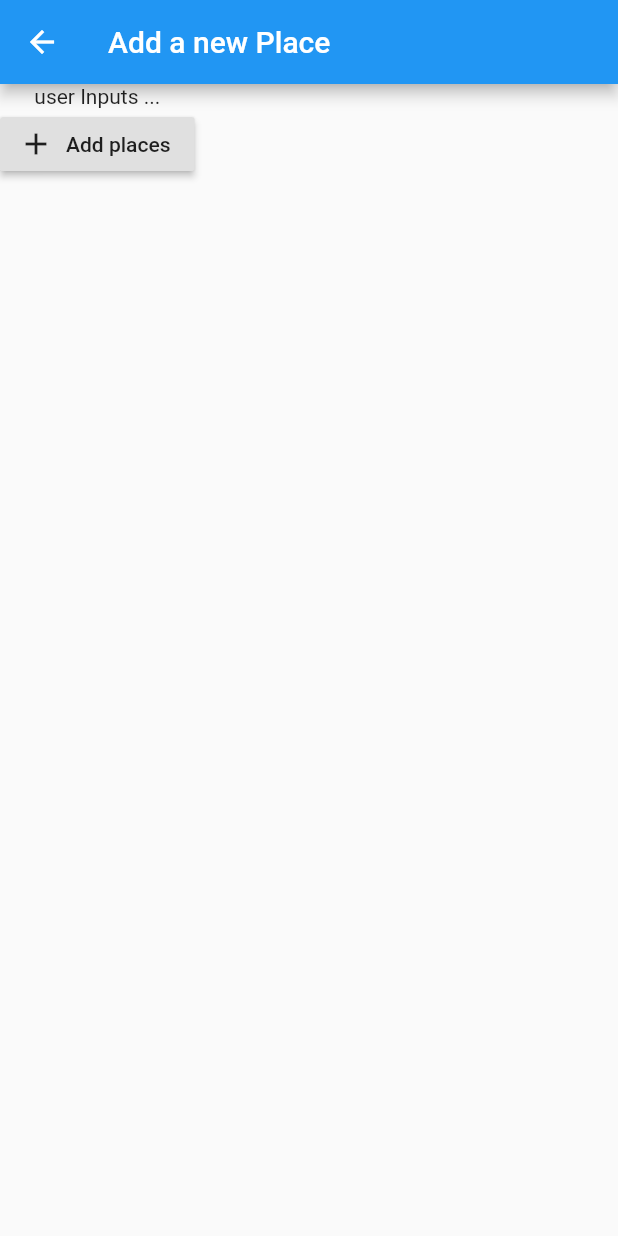
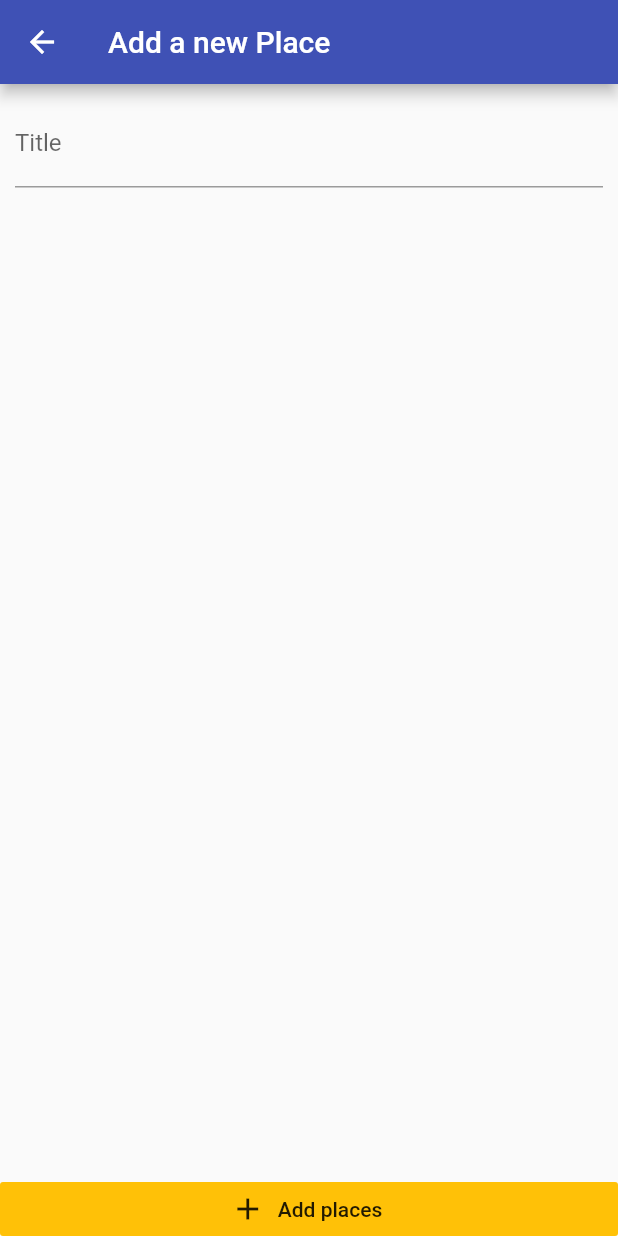
Before and after one commit to chalapathi444/greatplacesapp, a Flutter app: the screen it shows after launch, after a tap on the "add" icon, on a phone screen of 412 x 824 dp. Run offline on Flutter 3.47's test engine with Material 2 defaults, Android fonts, the phone set to English and light mode, and no system bars.

Commit message:
aded places

```diff
--- a/lib/main.dart
+++ b/lib/main.dart
@@ -16,19 +16,8 @@ class MyApp extends StatelessWidget {
       value: GreatPlaces(),
       child: MaterialApp(
         title: 'Flutter Demo',
-        theme: ThemeData(
-          // This is the theme of your application.
-          //
-          // Try running your application with "flutter run". You'll see the
-          // application has a blue toolbar. Then, without quitting the app, try
-          // changing the primarySwatch below to Colors.green and then invoke
-          // "hot reload" (press "r" in the console where you ran "flutter run",
-          // or simply save your changes to "hot reload" in a Flutter IDE).
-          // Notice that the counter didn'gitt reset back to zero; the application
-          // is not restarted.
-          primarySwatch: Colors.blue,
-        ),
-        // theme:ThemeData(primaryColor: Colors.indigo,accentColor: Colors.amber),
+        theme:
+            ThemeData(primaryColor: Colors.indigo, accentColor: Colors.amber),
         home: PlacesListScreen(),
         routes: {
           AddPlaceScreen.routeName: (ctx) => AddPlaceScreen(),
--- a/lib/screens/add_place_scrrend.dart
+++ b/lib/screens/add_place_scrrend.dart
@@ -7,6 +7,7 @@ class AddPlaceScreen extends StatefulWidget {
 }
 
 class _AddPlaceScreenState extends State<AddPlaceScreen> {
+  TextEditingController _titleController = TextEditingController();
   @override
   Widget build(BuildContext context) {
     return Scaffold(
@@ -14,11 +15,27 @@ class _AddPlaceScreenState extends State<AddPlaceScreen> {
         title: Text("Add a new Place"),
       ),
       body: Column(
+        mainAxisAlignment: MainAxisAlignment.spaceBetween,
+        crossAxisAlignment: CrossAxisAlignment.stretch,
         children: [
-          Text("user Inputs ..."),
+          Expanded(
+              child: SingleChildScrollView(
+                  child: Padding(
+                      padding: EdgeInsets.all(10),
+                      child: Column(
+                        children: [
+                          TextField(
+                            decoration: InputDecoration(labelText: 'Title'),
+                            controller: _titleController,
+                          )
+                        ],
+                      )))),
           RaisedButton.icon(
+              materialTapTargetSize: MaterialTapTargetSize.shrinkWrap,
+              elevation: 0,
               onPressed: () {},
               icon: Icon(Icons.add),
+              color: Theme.of(context).accentColor,
               label: Text("Add places"))
         ],
       ),
```
